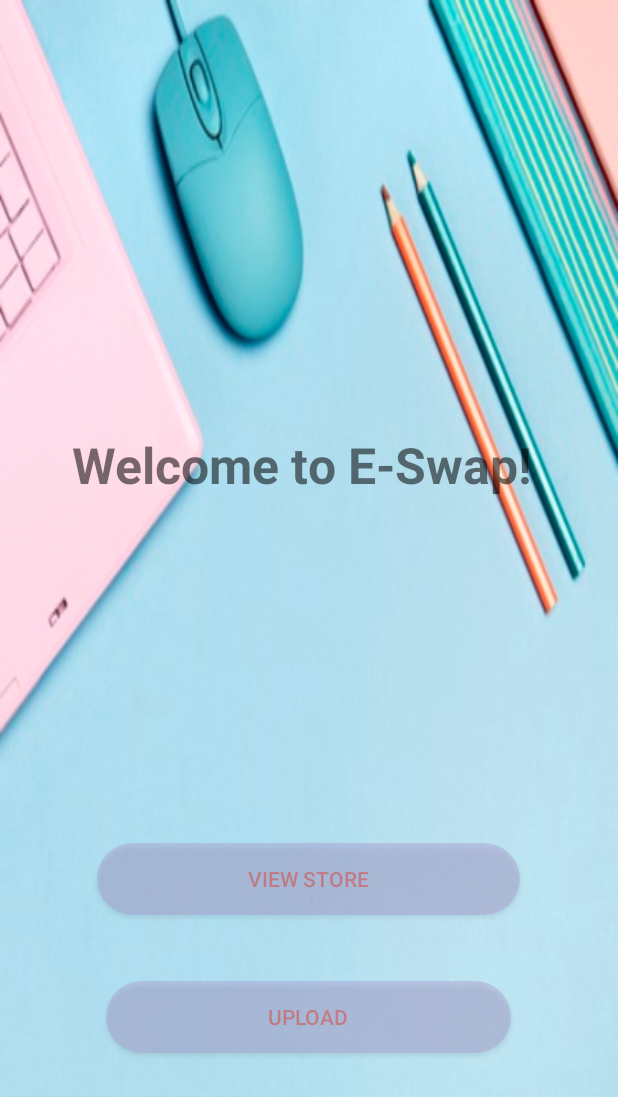
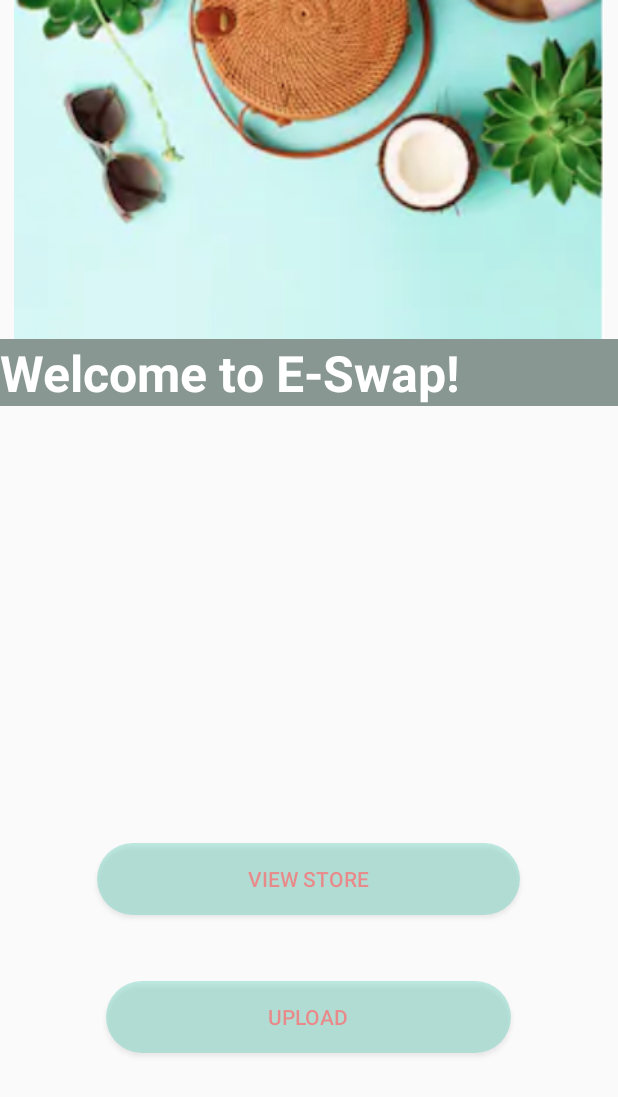
Before and after one commit to niygomhonor/Online-Exchange, an Android app: the layout activity_main.xml on its own in the app's theme, with its tools: preview values and no code run, on a phone screen of 412 x 824 dp. Shown: the top 1097 px of the screen. Run offline under Robolectric (Android 15) with nearby library versions, the phone set to English and light mode, and no system bars; Roboto replaces fonts that are not available here.

Commit message:
re-styled the home page

```diff
--- a/app/src/main/AndroidManifest.xml
+++ b/app/src/main/AndroidManifest.xml
@@ -10,7 +10,8 @@
         android:supportsRtl="true"
         android:theme="@style/AppTheme">
         <activity android:name=".ViewStoreActivity"></activity>
-        <activity android:name=".MainActivity">
+        <activity android:name=".MainActivity"
+                  android:theme="@style/Theme.AppCompat.DayNight.NoActionBar">
             <intent-filter>
                 <action android:name="android.intent.action.MAIN" />
 
--- a/app/src/main/res/drawable/curvey.xml
+++ b/app/src/main/res/drawable/curvey.xml
@@ -1,7 +1,7 @@
 <?xml version="1.0" encoding="utf-8"?>
 <shape xmlns:android="http://schemas.android.com/apk/res/android">
 
-    <solid android:color="#AE99CF"/>
+    <solid android:color="#65D1BC"/>
     <corners android:radius="40dp"></corners>
 
 </shape>
--- a/app/src/main/res/layout/activity_main.xml
+++ b/app/src/main/res/layout/activity_main.xml
@@ -4,21 +4,24 @@
     xmlns:tools="http://schemas.android.com/tools"
     android:layout_width="match_parent"
     android:layout_height="match_parent"
-    android:background="@drawable/screen"
     tools:context=".MainActivity">
+
+    <ImageView
+        android:id="@+id/image"
+        android:layout_width="match_parent"
+        android:layout_height="226dp"
+        android:layout_alignParentTop="true"
+        android:src="@drawable/screen1" />
+
 
     <TextView
         android:id="@+id/welcome"
-        android:layout_width="wrap_content"
+        android:layout_width="match_parent"
         android:layout_height="wrap_content"
-        android:layout_alignParentTop="true"
-        android:layout_alignParentEnd="true"
-        android:layout_alignParentRight="true"
-        android:layout_centerHorizontal="true"
-        android:layout_marginTop="287dp"
-        android:layout_marginEnd="57dp"
-        android:layout_marginRight="57dp"
+        android:layout_below="@+id/image"
+        android:background="#889792"
         android:text="Welcome to E-Swap!"
+        android:textColor="#ffffff"
         android:textSize="33dp"
         android:textStyle="bold"
         app:fontFamily="@font/allura" />
@@ -54,4 +57,5 @@
         android:textColor="#F10303" />
 
 
+
 </RelativeLayout>
--- a/app/src/main/res/layout/activity_view_store.xml
+++ b/app/src/main/res/layout/activity_view_store.xml
@@ -4,7 +4,7 @@
     xmlns:tools="http://schemas.android.com/tools"
     android:layout_width="match_parent"
     android:layout_height="match_parent"
-    android:background="@drawable/Screens"
+    android:background="@drawable/screens"
     tools:context=".ViewStoreActivity">
 
 <!--    <LinearLayout-->
--- a/app/src/main/res/values/colors.xml
+++ b/app/src/main/res/values/colors.xml
@@ -3,5 +3,5 @@
     <color name="colorPrimary">#008577</color>
     <color name="colorPrimaryDark">#00574B</color>
     <color name="black">#000000</color>
-    <color name="colorAccent">#0A8F8F </color>
+    <color name="colorAccent">#65D1BC </color>
 </resources>
```
Also changed, not shown: app/src/main/res/drawable/ic_compare_arrows_black_24dp.xml (added, +9 -0 lines), app/src/main/res/drawable/screen1.png (added), app/src/main/res/drawable/screens.png (renamed from app/src/main/res/drawable/Screens.png).
